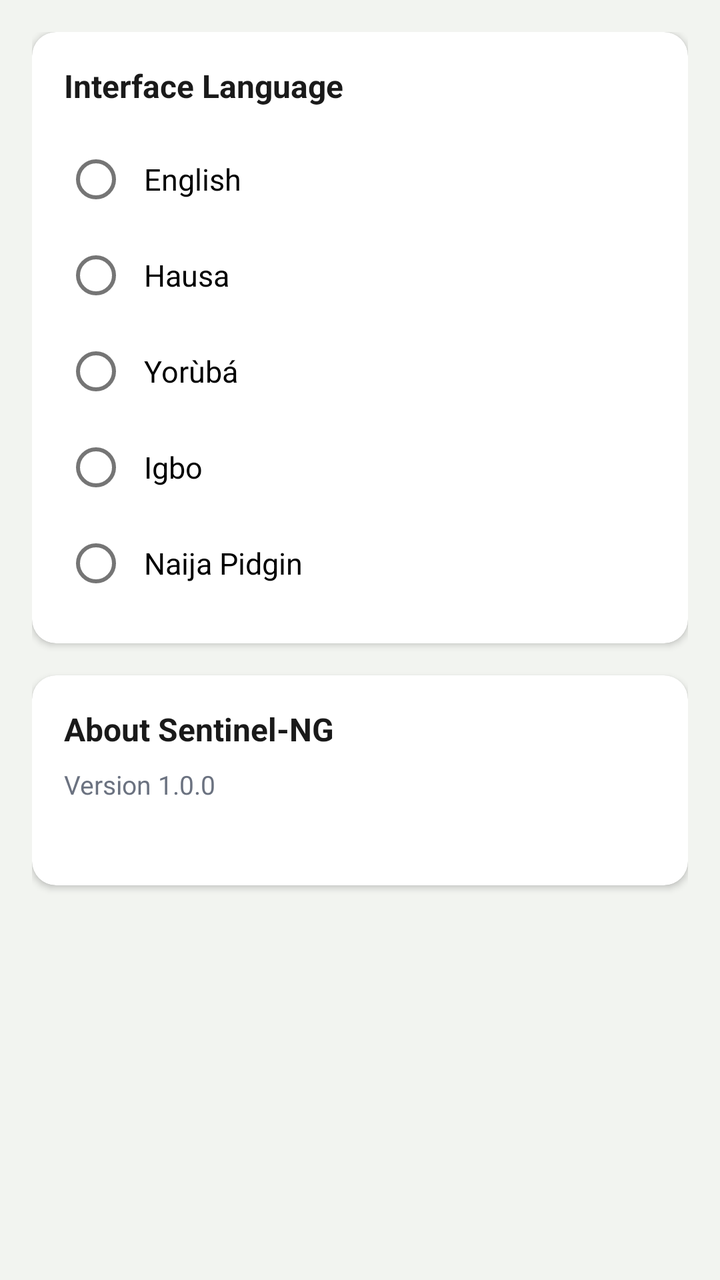
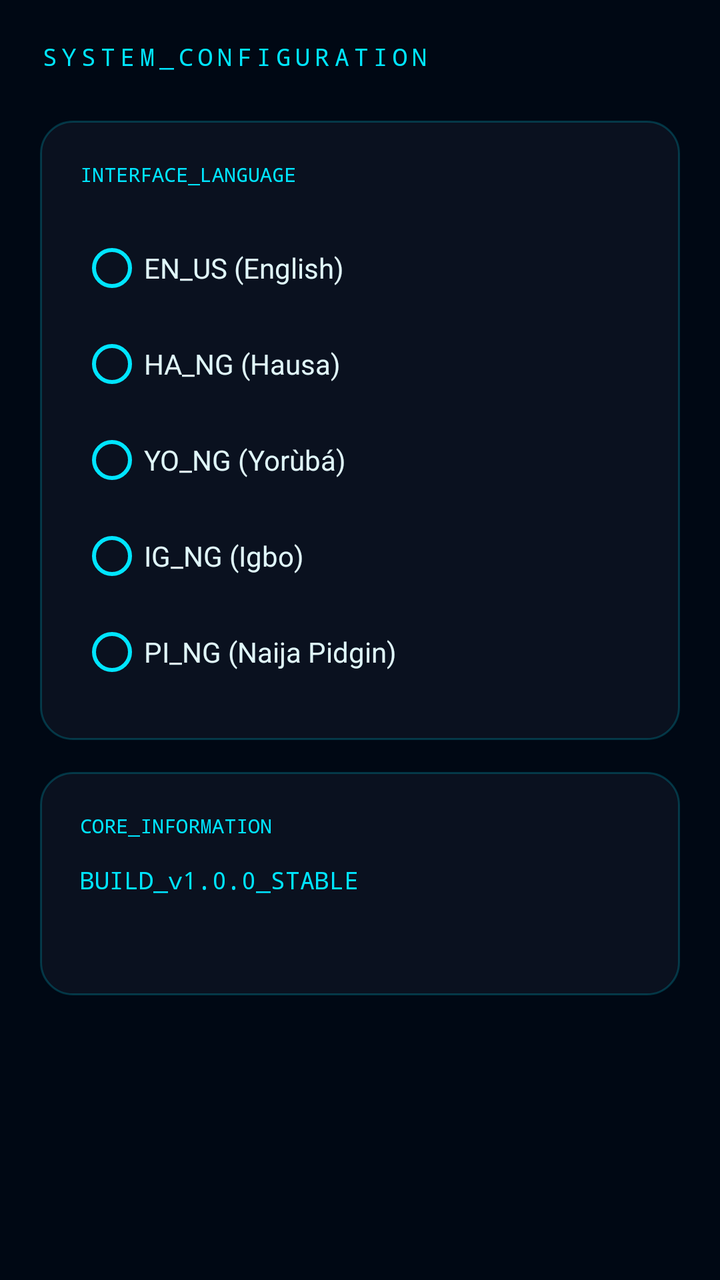

Before-and-after screenshots of an Android layout around one commit, followed by the original layout XML and the change that was made.
<!-- AndroidManifest.xml: application theme Theme.SentinelNG -->
<!-- res/layout/activity_settings.xml -->
<?xml version="1.0" encoding="utf-8"?>
<ScrollView
    xmlns:android="http://schemas.android.com/apk/res/android"
    xmlns:app="http://schemas.android.com/apk/res-auto"
    android:layout_width="match_parent"
    android:layout_height="match_parent"
    android:background="@color/background">

    <LinearLayout
        android:layout_width="match_parent"
        android:layout_height="wrap_content"
        android:orientation="vertical"
        android:padding="16dp">

        
        <com.google.android.material.card.MaterialCardView
            android:layout_width="match_parent"
            android:layout_height="wrap_content"
            android:layout_marginBottom="16dp"
            app:cardCornerRadius="12dp"
            app:cardElevation="2dp">

            <LinearLayout
                android:layout_width="match_parent"
                android:layout_height="wrap_content"
                android:orientation="vertical"
                android:padding="16dp">

                <TextView
                    android:layout_width="wrap_content"
                    android:layout_height="wrap_content"
                    android:text="@string/label_language"
                    android:textSize="16sp"
                    android:textStyle="bold"
                    android:textColor="@color/text_primary"
                    android:layout_marginBottom="12dp" />

                <RadioGroup
                    android:id="@+id/rg_language"
                    android:layout_width="match_parent"
                    android:layout_height="wrap_content"
                    android:orientation="vertical">

                    <RadioButton
                        android:id="@+id/rb_english"
                        android:layout_width="match_parent"
                        android:layout_height="48dp"
                        android:text="English"
                        android:textSize="15sp"
                        android:paddingStart="8dp" />

                    <RadioButton
                        android:id="@+id/rb_hausa"
                        android:layout_width="match_parent"
                        android:layout_height="48dp"
                        android:text="Hausa"
                        android:textSize="15sp"
                        android:paddingStart="8dp" />

                    <RadioButton
                        android:id="@+id/rb_yoruba"
                        android:layout_width="match_parent"
                        android:layout_height="48dp"
                        android:text="Yorùbá"
                        android:textSize="15sp"
                        android:paddingStart="8dp" />

                    <RadioButton
                        android:id="@+id/rb_igbo"
                        android:layout_width="match_parent"
                        android:layout_height="48dp"
                        android:text="Igbo"
                        android:textSize="15sp"
                        android:paddingStart="8dp" />

                    <RadioButton
                        android:id="@+id/rb_pidgin"
                        android:layout_width="match_parent"
                        android:layout_height="48dp"
                        android:text="Naija Pidgin"
                        android:textSize="15sp"
                        android:paddingStart="8dp" />
                </RadioGroup>
            </LinearLayout>
        </com.google.android.material.card.MaterialCardView>

        
        <com.google.android.material.card.MaterialCardView
            android:layout_width="match_parent"
            android:layout_height="wrap_content"
            android:layout_marginBottom="16dp"
            app:cardCornerRadius="12dp"
            app:cardElevation="2dp">

            <LinearLayout
                android:layout_width="match_parent"
                android:layout_height="wrap_content"
                android:orientation="vertical"
                android:padding="16dp">

                <TextView
                    android:layout_width="wrap_content"
                    android:layout_height="wrap_content"
                    android:text="@string/label_about"
                    android:textSize="16sp"
                    android:textStyle="bold"
                    android:textColor="@color/text_primary"
                    android:layout_marginBottom="8dp" />

                <TextView
                    android:id="@+id/tv_version"
                    android:layout_width="wrap_content"
                    android:layout_height="wrap_content"
                    android:text="Version 1.0.0"
                    android:textSize="13sp"
                    android:textColor="@color/text_secondary"
                    android:layout_marginBottom="8dp" />

                <TextView
                    android:id="@+id/tv_about"
                    android:layout_width="match_parent"
                    android:layout_height="wrap_content"
                    android:textSize="13sp"
                    android:textColor="@color/text_secondary"
                    android:lineSpacingMultiplier="1.4" />
            </LinearLayout>
        </com.google.android.material.card.MaterialCardView>

    </LinearLayout>
</ScrollView>
<!-- resources referenced by this layout -->
<resources>
  <color name="background">#F2F4F0</color>
  <color name="text_primary">#1A1A1A</color>
  <color name="text_secondary">#6B7280</color>
  <string name="label_about">About Sentinel-NG</string>
  <string name="label_language">Interface Language</string>
  <style name="Theme.SentinelNG" parent="Theme.MaterialComponents.DayNight.DarkActionBar">
          <item name="colorPrimary">@color/primary</item>
          <item name="colorPrimaryDark">@color/primary_dark</item>
          <item name="colorAccent">@color/accent</item>
          <item name="android:windowBackground">@color/background</item>
          <item name="android:statusBarColor">@color/primary_dark</item>
      </style>
  <color name="primary">#1B6B35</color>
  <color name="primary_dark">#0D3D1E</color>
  <color name="accent">#F4A922</color>
</resources>

<!-- the commit's change to res/layout/activity_settings.xml (unified diff, before → after) -->
@@ -10,121 +10,126 @@
         android:layout_width="match_parent"
         android:layout_height="wrap_content"
         android:orientation="vertical"
-        android:padding="16dp">
+        android:padding="20dp">
 
         
-        <com.google.android.material.card.MaterialCardView
+        <TextView
+            android:layout_width="wrap_content"
+            android:layout_height="wrap_content"
+            android:text="SYSTEM_CONFIGURATION"
+            android:textColor="@color/primary"
+            android:textSize="12sp"
+            android:fontFamily="monospace"
+            android:letterSpacing="0.2"
+            android:layout_marginBottom="24dp" />
+
+        
+        <LinearLayout
             android:layout_width="match_parent"
             android:layout_height="wrap_content"
-            android:layout_marginBottom="16dp"
-            app:cardCornerRadius="12dp"
-            app:cardElevation="2dp">
+            android:orientation="vertical"
+            android:background="@drawable/bg_scifi_card"
+            android:padding="20dp"
+            android:layout_marginBottom="16dp">
 
-            <LinearLayout
+            <TextView
+                android:layout_width="wrap_content"
+                android:layout_height="wrap_content"
+                android:text="INTERFACE_LANGUAGE"
+                android:textSize="10sp"
+                android:textColor="@color/primary"
+                android:fontFamily="monospace"
+                android:layout_marginBottom="16dp" />
+
+            <RadioGroup
+                android:id="@+id/rg_language"
                 android:layout_width="match_parent"
                 android:layout_height="wrap_content"
-                android:orientation="vertical"
-                android:padding="16dp">
+                android:orientation="vertical">
 
-                <TextView
-                    android:layout_width="wrap_content"
-                    android:layout_height="wrap_content"
-                    android:text="@string/label_language"
-                    android:textSize="16sp"
-                    android:textStyle="bold"
+                <RadioButton
+                    android:id="@+id/rb_english"
+                    android:layout_width="match_parent"
+                    android:layout_height="48dp"
+                    android:text="EN_US (English)"
                     android:textColor="@color/text_primary"
-                    android:layout_marginBottom="12dp" />
+                    android:buttonTint="@color/primary"
+                    android:textSize="14sp" />
 
-                <RadioGroup
-                    android:id="@+id/rg_language"
+                <RadioButton
+                    android:id="@+id/rb_hausa"
                     android:layout_width="match_parent"
-                    android:layout_height="wrap_content"
-                    android:orientation="vertical">
+                    android:layout_height="48dp"
+                    android:text="HA_NG (Hausa)"
+                    android:textColor="@color/text_primary"
+                    android:buttonTint="@color/primary"
+                    android:textSize="14sp" />
 
-                    <RadioButton
-                        android:id="@+id/rb_english"
-                        android:layout_width="match_parent"
-                        android:layout_height="48dp"
-                        android:text="English"
-                        android:textSize="15sp"
-                        android:paddingStart="8dp" />
+                <RadioButton
+                    android:id="@+id/rb_yoruba"
+                    android:layout_width="match_parent"
+                    android:layout_height="48dp"
+                    android:text="YO_NG (Yorùbá)"
+                    android:textColor="@color/text_primary"
+                    android:buttonTint="@color/primary"
+                    android:textSize="14sp" />
 
-                    <RadioButton
-                        android:id="@+id/rb_hausa"
-                        android:layout_width="match_parent"
-                        android:layout_height="48dp"
-                        android:text="Hausa"
-                        android:textSize="15sp"
-                        android:paddingStart="8dp" />
+                <RadioButton
+                    android:id="@+id/rb_igbo"
+                    android:layout_width="match_parent"
+                    android:layout_height="48dp"
+                    android:text="IG_NG (Igbo)"
+                    android:textColor="@color/text_primary"
+                    android:buttonTint="@color/primary"
+                    android:textSize="14sp" />
 
-                    <RadioButton
-                        android:id="@+id/rb_yoruba"
-                        android:layout_width="match_parent"
-                        android:layout_height="48dp"
-                        android:text="Yorùbá"
-                        android:textSize="15sp"
-                        android:paddingStart="8dp" />
-
-                    <RadioButton
-                        android:id="@+id/rb_igbo"
-                        android:layout_width="match_parent"
-                        android:layout_height="48dp"
-                        android:text="Igbo"
-                        android:textSize="15sp"
-                        android:paddingStart="8dp" />
-
-                    <RadioButton
-                        android:id="@+id/rb_pidgin"
-                        android:layout_width="match_parent"
-                        android:layout_height="48dp"
-                        android:text="Naija Pidgin"
-                        android:textSize="15sp"
-                        android:paddingStart="8dp" />
-                </RadioGroup>
-            </LinearLayout>
-        </com.google.android.material.card.MaterialCardView>
+                <RadioButton
+                    android:id="@+id/rb_pidgin"
+                    android:layout_width="match_parent"
+                    android:layout_height="48dp"
+                    android:text="PI_NG (Naija Pidgin)"
+                    android:textColor="@color/text_primary"
+                    android:buttonTint="@color/primary"
+                    android:textSize="14sp" />
+            </RadioGroup>
+        </LinearLayout>
 
         
-        <com.google.android.material.card.MaterialCardView
+        <LinearLayout
             android:layout_width="match_parent"
             android:layout_height="wrap_content"
-            android:layout_marginBottom="16dp"
-            app:cardCornerRadius="12dp"
-            app:cardElevation="2dp">
+            android:orientation="vertical"
+            android:background="@drawable/bg_scifi_card"
+            android:padding="20dp"
+            android:layout_marginBottom="16dp">
 
-            <LinearLayout
+            <TextView
+                android:layout_width="wrap_content"
+                android:layout_height="wrap_content"
+                android:text="CORE_INFORMATION"
+                android:textSize="10sp"
+                android:textColor="@color/primary"
+                android:fontFamily="monospace"
+                android:layout_marginBottom="12dp" />
+
+            <TextView
+                android:id="@+id/tv_version"
+                android:layout_width="wrap_content"
+                android:layout_height="wrap_content"
+                android:text="BUILD_v1.0.0_STABLE"
+                android:textSize="12sp"
+                android:textColor="@color/primary"
+                android:fontFamily="monospace"
+                android:layout_marginBottom="12dp" />
+
+            <TextView
+                android:id="@+id/tv_about"
                 android:layout_width="match_parent"
                 android:layout_height="wrap_content"
-                android:orientation="vertical"
-                android:padding="16dp">
-
-                <TextView
-                    android:layout_width="wrap_content"
-                    android:layout_height="wrap_content"
-                    android:text="@string/label_about"
-                    android:textSize="16sp"
-                    android:textStyle="bold"
-                    android:textColor="@color/text_primary"
-                    android:layout_marginBottom="8dp" />
-
-                <TextView
-                    android:id="@+id/tv_version"
-                    android:layout_width="wrap_content"
-                    android:layout_height="wrap_content"
-                    android:text="Version 1.0.0"
-                    android:textSize="13sp"
-                    android:textColor="@color/text_secondary"
-                    android:layout_marginBottom="8dp" />
-
-                <TextView
-                    android:id="@+id/tv_about"
-                    android:layout_width="match_parent"
-                    android:layout_height="wrap_content"
-                    android:textSize="13sp"
-                    android:textColor="@color/text_secondary"
-                    android:lineSpacingMultiplier="1.4" />
-            </LinearLayout>
-        </com.google.android.material.card.MaterialCardView>
+                android:textSize="13sp"
+                android:textColor="@color/text_secondary"
+                android:lineSpacingMultiplier="1.4" />
+        </LinearLayout>
 
     </LinearLayout>
 </ScrollView>
<!-- resource entries referenced after the edit -->
@@ -1,19 +1,34 @@
 <!-- resources referenced by this layout -->
 <resources>
-  <color name="background">#F2F4F0</color>
-  <color name="text_primary">#1A1A1A</color>
-  <color name="text_secondary">#6B7280</color>
-  <string name="label_about">About Sentinel-NG</string>
-  <string name="label_language">Interface Language</string>
-  <style name="Theme.SentinelNG" parent="Theme.MaterialComponents.DayNight.DarkActionBar">
+  <color name="background">#000814</color>
+  <color name="text_primary">#E0F7FA</color>
+  <color name="text_secondary">#80DEEA</color>
+  <!-- drawable bg_scifi_card (drawable) -->
+  <?xml version="1.0" encoding="utf-8"?>
+  <layer-list xmlns:android="http://schemas.android.com/apk/res/android">
+      
+      <item>
+          <shape android:shape="rectangle">
+              <corners android:radius="16dp" />
+              <stroke android:width="1dp" android:color="@color/glass_border" />
+              <solid android:color="@color/surface" />
+          </shape>
+      </item>
+  </layer-list>
+  <style name="Theme.SentinelNG" parent="Theme.MaterialComponents.NoActionBar">
           <item name="colorPrimary">@color/primary</item>
           <item name="colorPrimaryDark">@color/primary_dark</item>
           <item name="colorAccent">@color/accent</item>
           <item name="android:windowBackground">@color/background</item>
           <item name="android:statusBarColor">@color/primary_dark</item>
+          <item name="android:navigationBarColor">@color/primary_dark</item>
+          <item name="colorSurface">@color/surface</item>
+          <item name="colorOnSurface">@color/text_primary</item>
       </style>
-  <color name="primary">#1B6B35</color>
-  <color name="primary_dark">#0D3D1E</color>
-  <color name="accent">#F4A922</color>
+  <color name="glass_border">#3300E5FF</color>
+  <color name="surface">#0A111F</color>
+  <color name="primary">#00E5FF</color>
+  <color name="primary_dark">#000814</color>
+  <color name="accent">#7000FF</color>
 </resources>
 
